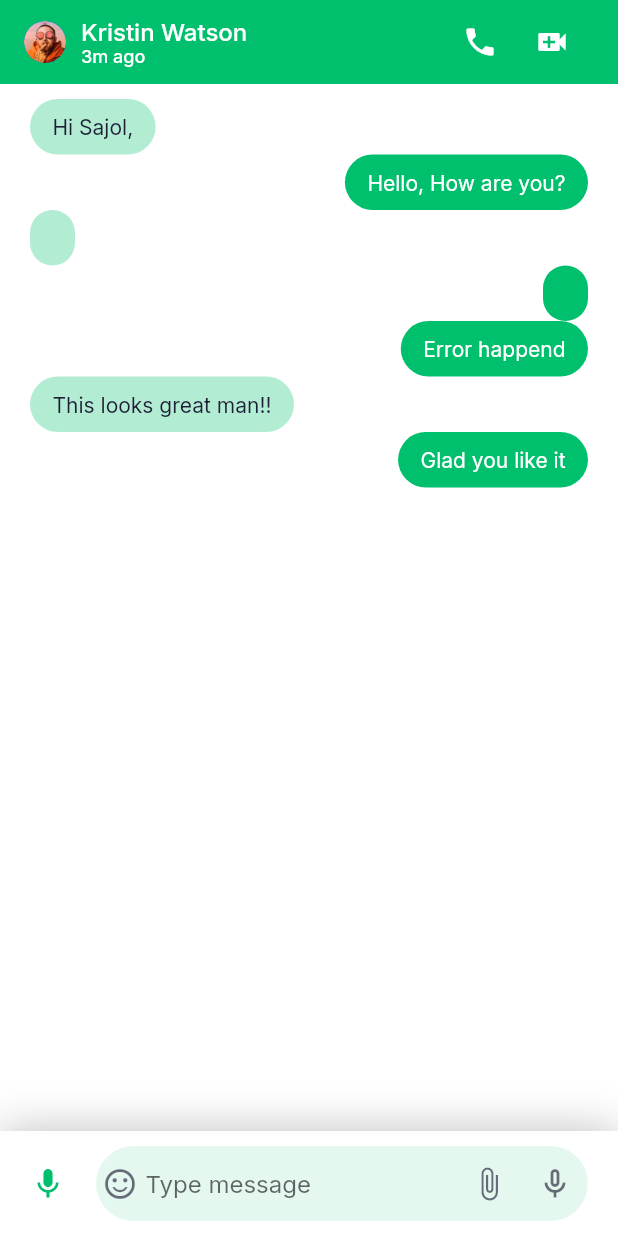
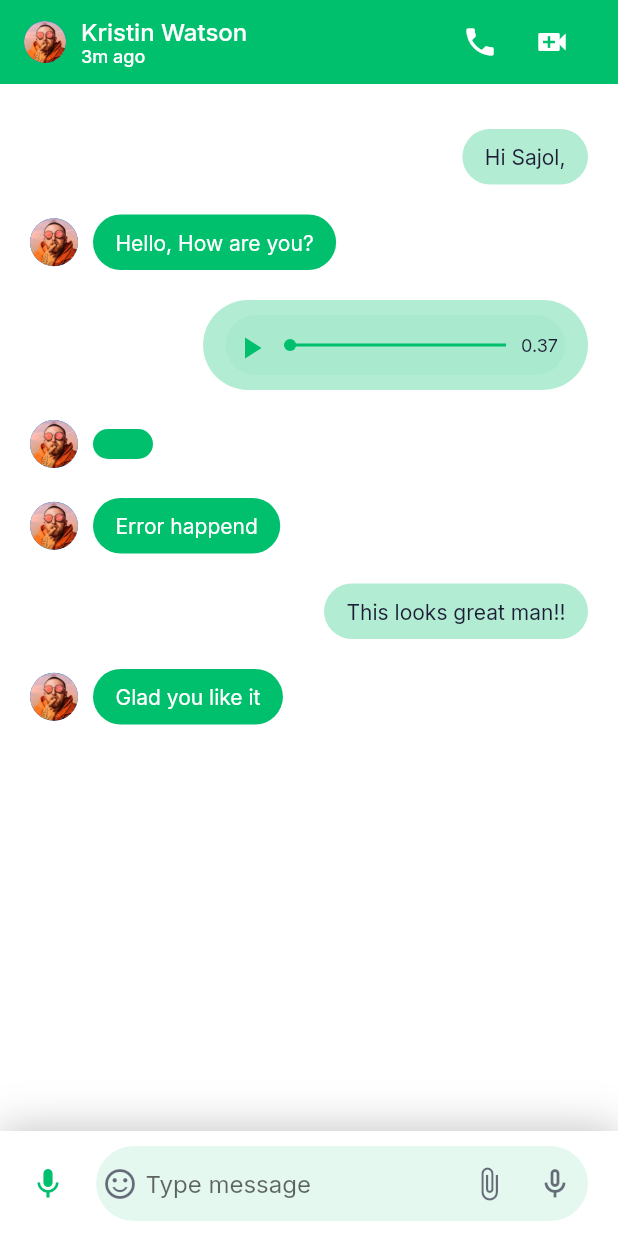
Before and after one commit to TrongBinhLe/flutter-chat_messaging_app, a Flutter app: the MessageScreen screen opened directly, on a phone screen of 412 x 824 dp. Run offline on Flutter 3.47's test engine with Material 2 defaults, Android fonts, the phone set to English and light mode, and no system bars; our stand-ins replace google_fonts.

Commit message:
add audio func in message Chat

```diff
--- /dev/null
+++ b/lib/screens/messages/components/audio_message.dart
@@ -0,0 +1,68 @@
+import 'package:chat/models/ChatMessage.dart';
+import 'package:flutter/material.dart';
+
+import '../../../constants.dart';
+
+class AudioMessage extends StatelessWidget {
+  final ChatMessage message;
+
+  const AudioMessage({Key key, @required this.message}) : super(key: key);
+  @override
+  Widget build(BuildContext context) {
+    return Container(
+      width: MediaQuery.of(context).size.width * 0.55,
+      height: 40,
+      padding: EdgeInsets.symmetric(
+        vertical: kDefaultPadding / 2,
+        horizontal: kDefaultPadding / 4,
+      ),
+      decoration: BoxDecoration(
+        color: kPrimaryColor.withOpacity(message.isSender ? 1 : 0.05),
+        borderRadius: BorderRadius.circular(30),
+      ),
+      child: Row(
+        children: [
+          Icon(
+            Icons.play_arrow,
+            color: message.isSender ? Colors.white : kPrimaryColor,
+          ),
+          Expanded(
+            child: Padding(
+              padding:
+                  const EdgeInsets.symmetric(horizontal: kDefaultPadding / 2),
+              child: Stack(
+                clipBehavior: Clip.none,
+                alignment: Alignment.center,
+                children: [
+                  Container(
+                    width: double.infinity,
+                    height: 2,
+                    color: kPrimaryColor,
+                  ),
+                  Positioned(
+                    left: 0,
+                    child: Container(
+                      height: 8,
+                      width: 8,
+                      decoration: BoxDecoration(
+                        color: kPrimaryColor,
+                        shape: BoxShape.circle,
+                      ),
+                    ),
+                  ),
+                ],
+              ),
+            ),
+          ),
+          Text(
+            "0.37",
+            style: TextStyle(
+              color: message.isSender ? Colors.white : null,
+              fontSize: 12,
+            ),
+          )
+        ],
+      ),
+    );
+  }
+}
--- a/lib/screens/messages/components/body.dart
+++ b/lib/screens/messages/components/body.dart
@@ -1,5 +1,6 @@
 import 'package:chat/constants.dart';
 import 'package:chat/models/ChatMessage.dart';
+import 'package:chat/screens/messages/components/message.dart';
 import 'package:flutter/material.dart';
 
 import 'chat_input_field.dart';
@@ -26,47 +27,3 @@ class Body extends StatelessWidget {
     );
   }
 }
-
-class Message extends StatelessWidget {
-  const Message({Key key, @required this.message}) : super(key: key);
-  final ChatMessage message;
-  @override
-  Widget build(BuildContext context) {
-    return Row(
-        mainAxisAlignment:
-            message.isSender ? MainAxisAlignment.end : MainAxisAlignment.start,
-        children: [
-          Container(
-            padding: EdgeInsets.symmetric(
-                horizontal: kDefaultPadding * 0.75,
-                vertical: kDefaultPadding / 2),
-            decoration: BoxDecoration(
-              color: kPrimaryColor.withOpacity(message.isSender ? 1 : 0.3),
-              borderRadius: BorderRadius.circular(30),
-            ),
-            child: TextMessage(message: message),
-          )
-        ]);
-  }
-}
-
-class TextMessage extends StatelessWidget {
-  const TextMessage({
-    Key key,
-    @required this.message,
-  }) : super(key: key);
-
-  final ChatMessage message;
-
-  @override
-  Widget build(BuildContext context) {
-    return Text(
-      message.text,
-      style: TextStyle(
-        color: message.isSender
-            ? Colors.white
-            : Theme.of(context).textTheme.bodyText1.color,
-      ),
-    );
-  }
-}
--- /dev/null
+++ b/lib/screens/messages/components/message.dart
@@ -0,0 +1,61 @@
+import 'package:chat/models/ChatMessage.dart';
+
+import 'package:flutter/material.dart';
+
+import '../../../constants.dart';
+import 'audio_message.dart';
+import 'text_messager_dart.dart';
+
+class Message extends StatelessWidget {
+  const Message({Key key, @required this.message}) : super(key: key);
+  final ChatMessage message;
+
+  @override
+  Widget build(BuildContext context) {
+    Widget messageContaint(ChatMessage chatMess) {
+      switch (chatMess.messageType) {
+        case ChatMessageType.text:
+          return TextMessage(message: message);
+          break;
+        case ChatMessageType.audio:
+          return AudioMessage(
+            message: message,
+          );
+          break;
+        default:
+          return SizedBox(
+            width: kDefaultPadding / 2,
+          );
+      }
+    }
+
+    return Padding(
+      padding: const EdgeInsets.only(top: kDefaultPadding),
+      child: Row(
+        mainAxisAlignment:
+            message.isSender ? MainAxisAlignment.start : MainAxisAlignment.end,
+        children: [
+          if (message.isSender) ...[
+            CircleAvatar(
+              radius: 16,
+              backgroundImage: AssetImage("assets/images/user_2.png"),
+            ),
+            SizedBox(
+              width: kDefaultPadding / 2,
+            )
+          ],
+          Container(
+            padding: EdgeInsets.symmetric(
+                horizontal: kDefaultPadding * 0.75,
+                vertical: kDefaultPadding / 2),
+            decoration: BoxDecoration(
+              color: kPrimaryColor.withOpacity(message.isSender ? 1 : 0.3),
+              borderRadius: BorderRadius.circular(30),
+            ),
+            child: messageContaint(message),
+          )
+        ],
+      ),
+    );
+  }
+}
--- /dev/null
+++ b/lib/screens/messages/components/text_messager_dart.dart
@@ -0,0 +1,23 @@
+import 'package:chat/models/ChatMessage.dart';
+import 'package:flutter/material.dart';
+
+class TextMessage extends StatelessWidget {
+  const TextMessage({
+    Key key,
+    @required this.message,
+  }) : super(key: key);
+
+  final ChatMessage message;
+
+  @override
+  Widget build(BuildContext context) {
+    return Text(
+      message.text,
+      style: TextStyle(
+        color: message.isSender
+            ? Colors.white
+            : Theme.of(context).textTheme.bodyText1.color,
+      ),
+    );
+  }
+}
```
